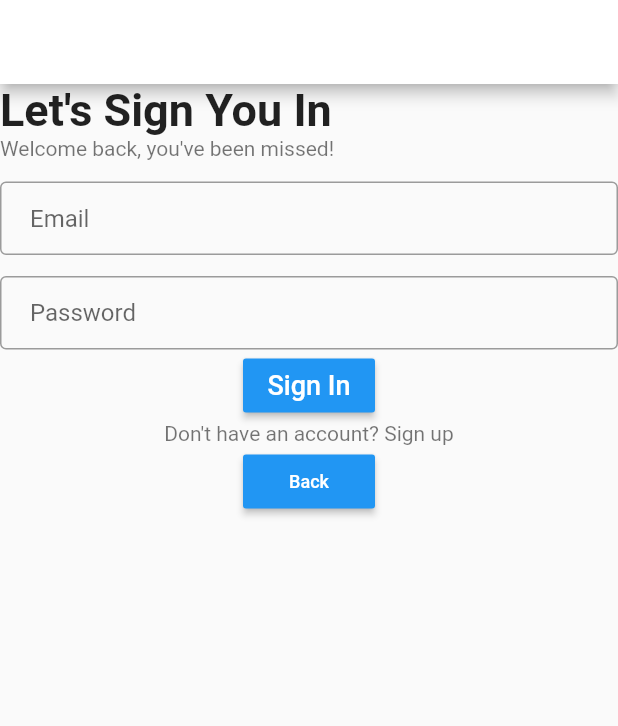
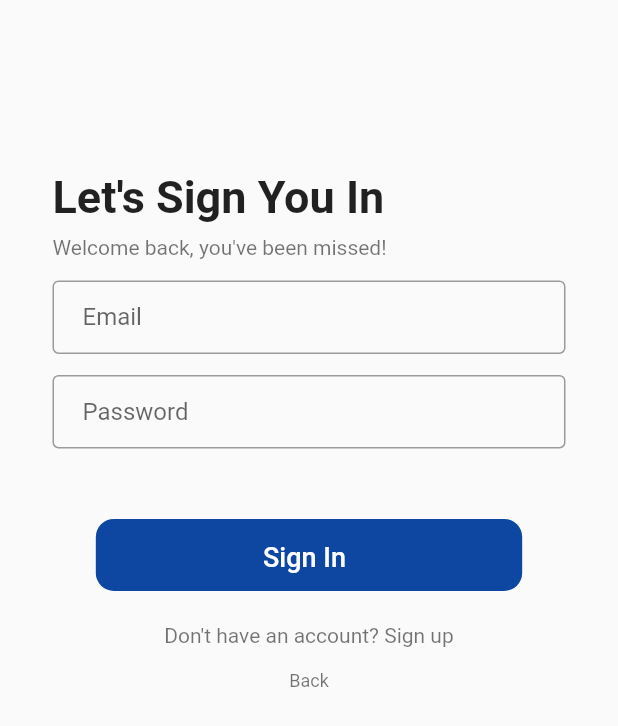
Before and after one commit to ryancfong8/flutterflies, a Flutter app: the screen it shows after launch, after a tap on "Get Started", on a phone screen of 412 x 824 dp. Shown: the top 726 px of the screen. Run offline on Flutter 3.47's test engine with Material 2 defaults, Android fonts, the phone set to English and light mode, and no system bars; network calls fail; Roboto replaces fonts that are missing (DM Sans, Nunito Sans).

Commit message:
Add containers for spacing

```diff
--- a/lib/main.dart
+++ b/lib/main.dart
@@ -17,51 +17,72 @@ class Home extends StatelessWidget {
   @override
   Widget build(BuildContext context) {
     return Scaffold(
-        appBar: AppBar(
-          title: Text(''),
-          backgroundColor: Colors.white,
-        ),
+        // appBar: AppBar(
+        //   title: Text(''),
+        //   backgroundColor: Colors.white,
+        // ),
         // body: _buildSuggestions(),
         body: Column(
       children: [
-            Image(
+        Container(
+            margin: EdgeInsets.only(top: 78.96, bottom: 20.0),
+            child: Image(
                 image: NetworkImage(
                     'https://s3-alpha-sig.figma.com/img/f8eb/b413/bf0a18df687856c8affa8496834d54b2?Expires=1598227200&Signature=Oh6wyREdcsL7iaJfbcpo7JDsLIFHtipC0LMY~7ARlvJ5DGA6vMAqgDCqoVUhoTvYZ1tp2rAuSZlXgHUZNKFODDqOyBppn529poX8A0Eh1s5DRkqmhNIQz-hkM7qpXkdRzQgZqGhw~3vwYVr7tB0foGUv-n~5rbOPU25V6k2geqBeQpyfMy9ftxsG65oklIAsK0A71noaltgKidMu9u2gmOVFFz-y1BOrYEOmbXC~4jvBZyjiRKeZa0iIMFLqNbv7gpSRiqpt4Jlbyh4C8tJQkeNh4Qhcx~12p-QsIA7iI9tVDmysi~HU1KRtltqtBgusXpOFbRE7R6pA9ZA6VYpFGA__&Key-Pair-Id=APKAINTVSUGEWH5XD5UA'),
-            ),
-            Text(
+                width: 375,
+                height: 286.04)),
+        Container(
+            margin: EdgeInsets.only(bottom: 15.0),
+            child: Text(
               'Tasky',
               textAlign: TextAlign.center,
               style: TextStyle(
                   fontWeight: FontWeight.bold,
                   fontFamily: 'Nunito Sans',
                   fontSize: 30),
-            ),
-            Image(
+            )),
+        Container(
+            margin: EdgeInsets.only(bottom: 15.0),
+            child: Image(
               image: NetworkImage(
                   'https://s3-alpha-sig.figma.com/img/2e79/063d/89417f0bf4813189d9ec50e24cfc94ec?Expires=1598227200&Signature=MYzKB0mXFCh-eGIbZHRPSuAvjNeyUUBWdGO~3cLevz4gG8dsMd0bet6YEYzAgIWVcjLlfCBagZdQECJ1QZT4yk0emiU5bBZnyn51nnrlDrAJx0FcMmfzl3-mqNzpwg0PWuEoHy5z62Hi~toKyEqBv1DWzbl53f1QLEMX2XcLYXZkIhv06l4h-yRU7nLvWVaV-X3AkRf4VEriSqtrc-egi-TRX3IN2X0Aroy9WNdSHXrrtatpPaYnrKGGWWZMG~7pij7irBAzRaktlGjzfrKe~q9dFRrEVZBmdP6lb8CbIr1Q6fHw7rAvWl5Idgf-Z3~~~KgHaEa12sI0DDAR0k2TOw__&Key-Pair-Id=APKAINTVSUGEWH5XD5UA'),
-            ),
-            Text.rich(TextSpan(text: "Tasks made", children: <TextSpan>[
+            )),
+        Container(
+            margin: EdgeInsets.only(bottom: 15.0),
+            child: Text.rich(TextSpan(
+                text: "Tasks made",
+                style: TextStyle(fontSize: 22),
+                children: <TextSpan>[
                   TextSpan(
                       text: " for people",
-                  style: TextStyle(fontWeight: FontWeight.bold)),
-            ])),
-            Text(
+                      style:
+                          TextStyle(fontWeight: FontWeight.bold, fontSize: 22)),
+                ]))),
+        Container(
+            margin: EdgeInsets.only(bottom: 15.0),
+            child: Text(
               'By People',
               textAlign: TextAlign.center,
               style: TextStyle(
                   fontWeight: FontWeight.bold,
                   fontFamily: 'Nunito Sans',
-                  fontSize: 30),
-            ),
-            RaisedButton(
+                  fontSize: 26),
+            )),
+        Container(
+            margin: EdgeInsets.only(top: 25, bottom: 10.0),
+            child: FlatButton(
               onPressed: () {
                 navigateToSubPage(context);
               },
               textColor: Colors.white,
-              color: Colors.blue,
-              padding: const EdgeInsets.all(0.0),
+              color: Colors.blue[900],
+              padding: const EdgeInsets.only(
+                  top: 14.75, bottom: 12.25, left: 94.5, right: 94.5),
+              shape: RoundedRectangleBorder(
+                borderRadius: BorderRadius.circular(12.0),
+              ),
               child: const Text('Get Started', style: TextStyle(fontSize: 18)),
-            )
+            ))
       ],
     ));
   }
@@ -79,13 +100,16 @@ class SignIn extends StatefulWidget {
 class _SignInState extends State<SignIn> {
   Widget build(BuildContext context) {
     return Scaffold(
-        appBar: AppBar(
-          title: Text(""),
-          backgroundColor: Colors.white,
-        ),
-        body: Column(
-          children: [
-            Row(children: <Widget>[
+        // appBar: AppBar(
+        //   title: Text(""),
+        //   backgroundColor: Colors.white,
+        // ),
+        body: Padding(
+      padding: EdgeInsets.all(35.0),
+      child: Column(children: [
+        Container(
+            margin: EdgeInsets.only(top: 78.96, bottom: 8.0),
+            child: Row(children: <Widget>[
               Text(
                 "Let's Sign You In",
                 textAlign: TextAlign.left,
@@ -95,7 +119,7 @@ class _SignInState extends State<SignIn> {
                   fontSize: 30,
                 ),
               ),
-            ]),
+            ])),
         Row(children: <Widget>[
           Text(
             "Welcome back, you've been missed!",
@@ -146,13 +170,19 @@ class _SignInState extends State<SignIn> {
               border: OutlineInputBorder(
                   borderSide: BorderSide(color: Color(0x8F92A1))),
             )),
-            RaisedButton(
+        Container(
+            margin: EdgeInsets.only(top: 47, bottom: 21.96),
+            child: FlatButton(
               onPressed: () {},
               textColor: Colors.white,
-              color: Colors.blue,
-              padding: const EdgeInsets.all(0.0),
+              color: Colors.blue[900],
+              padding: const EdgeInsets.only(
+                  top: 14.75, bottom: 12.25, left: 111.5, right: 117.5),
+              shape: RoundedRectangleBorder(
+                borderRadius: BorderRadius.circular(12.0),
+              ),
               child: const Text('Sign In', style: TextStyle(fontSize: 18)),
-            ),
+            )),
         Text(
           "Don't have an account? Sign up",
           textAlign: TextAlign.left,
@@ -163,16 +193,17 @@ class _SignInState extends State<SignIn> {
             color: Color(0x171717).withOpacity(0.6),
           ),
         ),
-            RaisedButton(
-              onPressed: () {
+        Container(
+            margin: EdgeInsets.only(top: 15),
+            child: GestureDetector(
+              onTap: () {
                 Navigator.pop(context);
               },
-              textColor: Colors.white,
-              color: Colors.blue,
-              padding: const EdgeInsets.all(0.0),
-              child: const Text('Back', style: TextStyle(fontSize: 12)),
-            )
-          ],
+              child: Text('Back',
+                  style: TextStyle(
+                      fontSize: 12, color: Color(0x171717).withOpacity(0.6))),
+            ))
+      ]),
     ));
   }
 }
```
Lines whose indentation alone changed are shown as unchanged.
